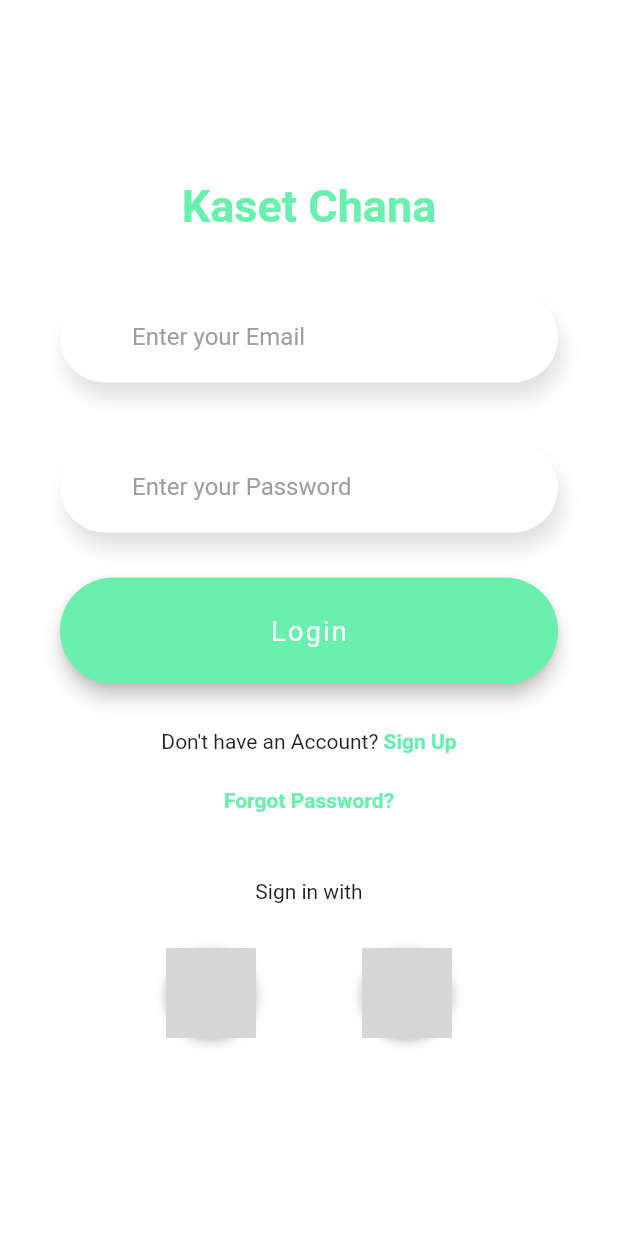
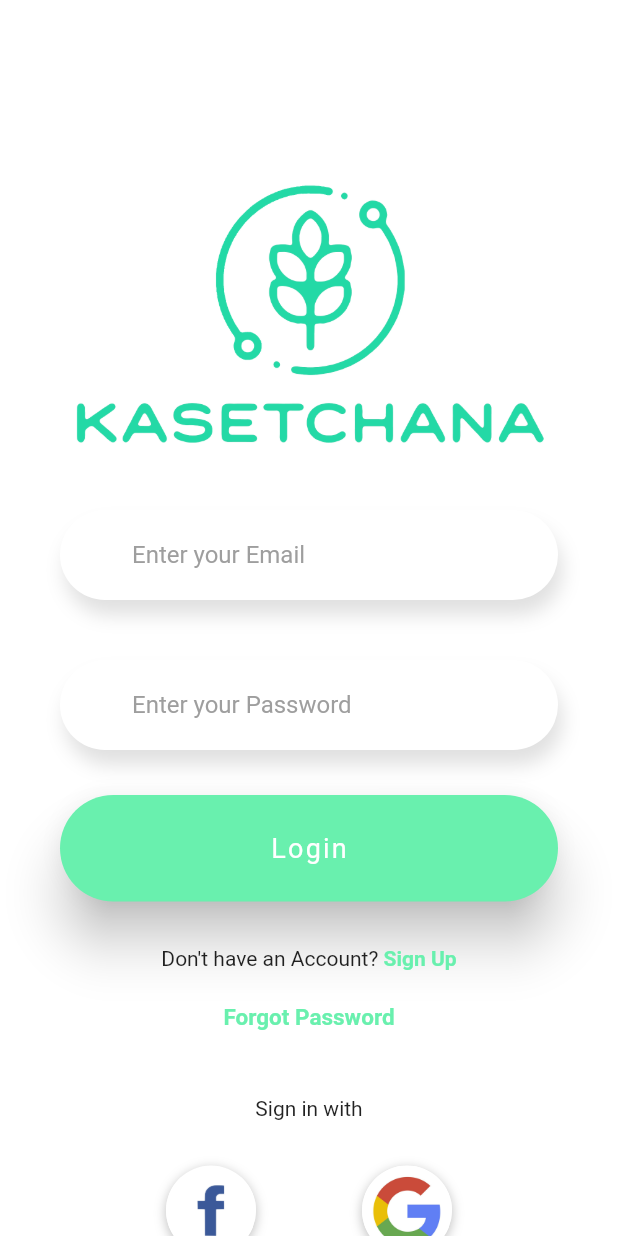
Before and after one commit to jasonnonstop10/KasetChana, a Flutter app: the screen it shows after launch, on a phone screen of 412 x 824 dp. Run offline on Flutter 3.47's test engine with Material 2 defaults, Android fonts, the phone set to English and light mode, and no system bars; Roboto replaces fonts that are missing (OpenSans); grey boxes are pictures that could not be loaded.

Commit message:
[FIX]Assets not shown

```diff
--- a/app/lib/screens/login_screen.dart
+++ b/app/lib/screens/login_screen.dart
@@ -79,10 +79,10 @@ class _LoginScreenState extends State<LoginScreen> {
         onPressed: () => print('Forgot Password Button Pressed'),
         padding: EdgeInsets.only(top: 15.0),
         child: Text(
-          'Forgot Password?',
+          'Forgot Password',
           style: TextStyle(
             color: Colors.greenAccent,
-            fontSize: 14.0,
+            fontSize: 15.0,
             fontWeight: FontWeight.bold,
           ),
         ),
@@ -122,7 +122,7 @@ class _LoginScreenState extends State<LoginScreen> {
       padding: EdgeInsets.symmetric(vertical: 30.0),
       width: double.infinity,
       child: RaisedButton(
-        elevation: 5.0,
+        elevation: 15.0,
         onPressed: () => print('Login Button Pressed'),
         padding: EdgeInsets.all(25.0),
         shape: RoundedRectangleBorder(
@@ -262,15 +262,11 @@ class _LoginScreenState extends State<LoginScreen> {
                   child: Column(
                     mainAxisAlignment: MainAxisAlignment.center,
                     children: <Widget>[
-                      Text(
-                        'Kaset Chana',
-                        style: TextStyle(
-                          color: Colors.greenAccent,
-                          fontFamily: 'OpenSans',
-                          fontSize: 30.0,
-                          fontWeight: FontWeight.bold,
-                        ),
-                      ),
+                      Image(
+                          image: new AssetImage("assets/images/!LOGO.png"),
+                          fit: BoxFit.contain,
+                          height: 180,
+                          alignment: Alignment.topCenter),
                       SizedBox(height: 30.0),
                       _buildEmailTF(),
                       SizedBox(
--- a/app/pubspec.yaml
+++ b/app/pubspec.yaml
@@ -54,9 +54,9 @@ flutter:
 
   # To add assets to your application, add an assets section, like this:
   assets:
-     - images/!LOGO.png
-     - logos/facebook.jpg
-     - logos/google.jpg
+     - assets/images/!LOGO.png
+     - assets/logos/facebook.jpg
+     - assets/logos/google.jpg
 
   # An image asset can refer to one or more resolution-specific "variants", see
   # https://flutter.dev/assets-and-images/#resolution-aware.
```
Also changed, not shown: app/assets/logos/google.jpg.
